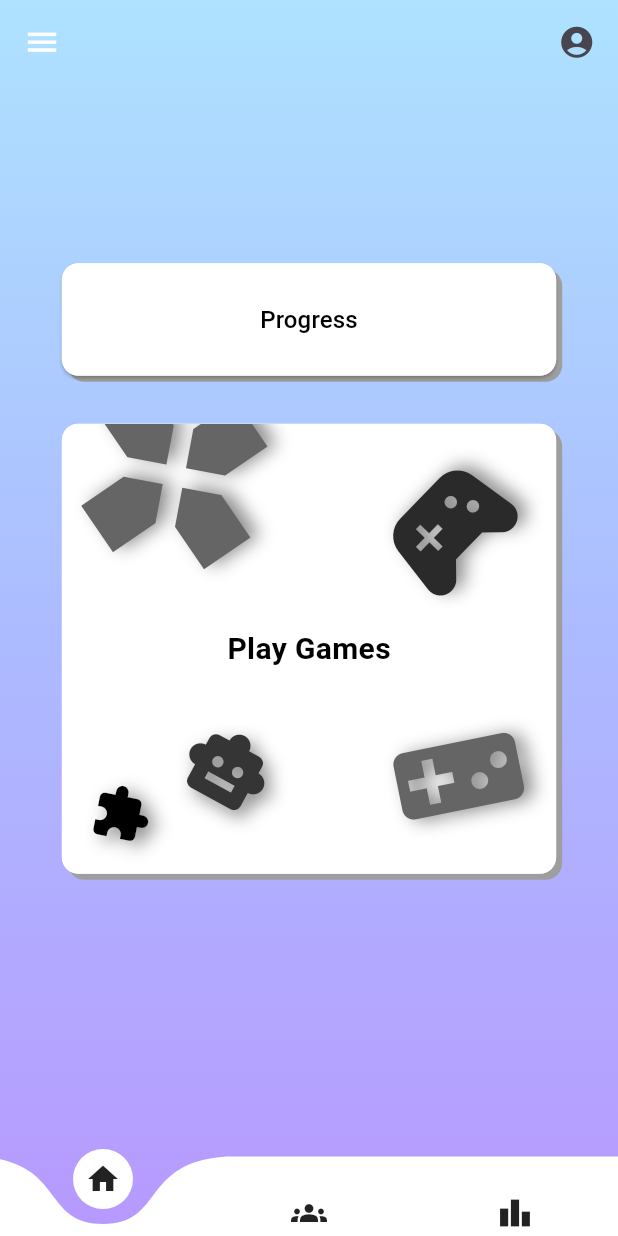
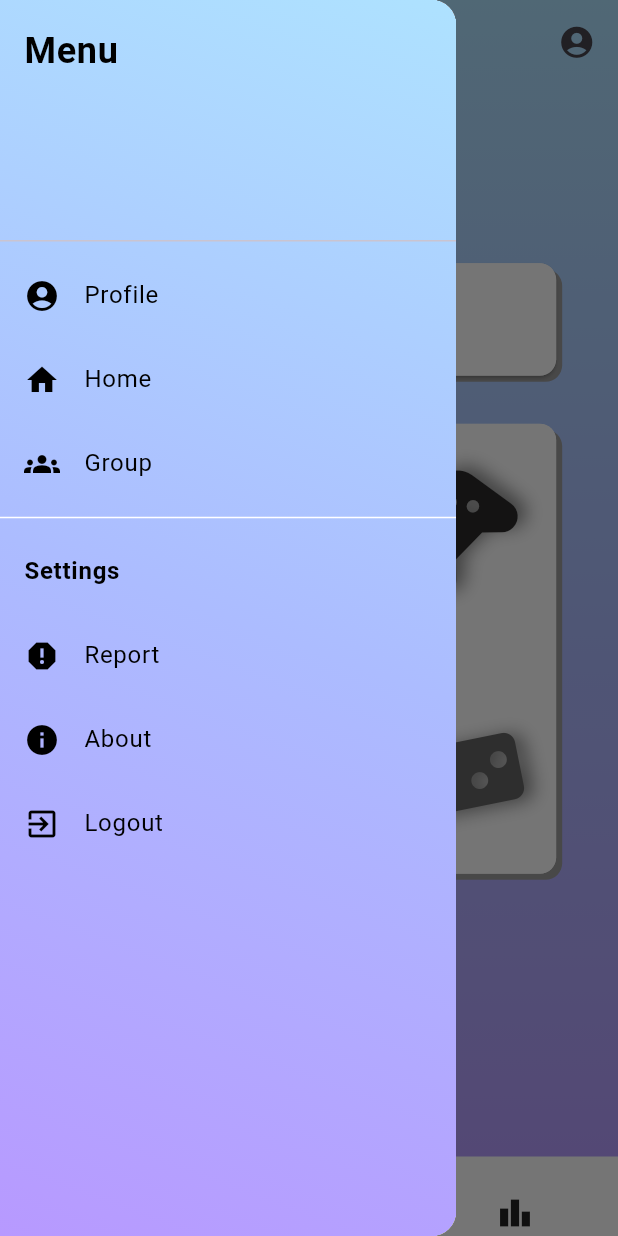
Before and after one commit to peri-Bot/Mobile-App-for-Multi-Modal-Behavioral-Data-Collection-BahriApp, a Flutter app: the BaseScreen screen opened directly, with the side drawer open (before the commit the screen has no drawer), on a phone screen of 412 x 824 dp. Run offline on Flutter 3.47's test engine with Material 3 defaults, Android fonts, the phone set to English and light mode, and no system bars; drawn by our look-alikes of curved_navigation_bar; our stand-ins replace animated_toggle_switch, cloud_firestore, connectivity_plus, firebase_auth, firebase_core, flutter_dotenv and 7 more; missing offline and left inert: dart:ffi, flutter_sensors, mailto; accounts and stored records are empty; Roboto replaces fonts that are missing (assets/fonts/Poppins.ttf).

Commit message:
Menu Button complete version

```diff
--- a/lib/screens/base_screen.dart
+++ b/lib/screens/base_screen.dart
@@ -1,10 +1,11 @@
-import 'package:bahri_app/screens/TeamPages/CreateTeam.dart';
-import 'package:bahri_app/screens/TeamPages/MainTeamScreen.dart';
-import 'package:bahri_app/screens/profile_screen.dart';
+
 import 'package:curved_navigation_bar/curved_navigation_bar.dart';
 import 'package:flutter/material.dart';
-import 'package:bahri_app/screens/TeamPages/NoTeamPage.dart';
-import 'package:bahri_app/screens/home_screen.dart';
+
+import 'TeamPages/NoTeamPage.dart';
+import 'home_screen.dart';
+import 'menu_screen.dart';
+import 'profile_screen.dart';
 
 class BaseScreen extends StatefulWidget {
   const BaseScreen({super.key});
@@ -15,23 +16,22 @@ class BaseScreen extends StatefulWidget {
 
 class _BaseScreenState extends State<BaseScreen> {
   int _selectedIndex = 0;
+
   final List<Widget> _screens = [
     const HomeScreen(),
-    // Add other screens here, e.g. SecondScreen(), ThirdScreen(), etc.
-    const InitialScreen(), // Placeholder for Groups Screen
+    const InitialScreen(),
     const Center(
-        child:
-            Text('Leaderboard Screen')), // Placeholder for Leaderboard Screen
-    // Placeholder for Pending Actions Screen
+        child: Text('Leaderboard Screen')), // Placeholder for Leaderboard Screen
   ];
+
   @override
   Widget build(BuildContext context) {
     return Scaffold(
       extendBody: true,
       extendBodyBehindAppBar: true,
+      drawer: MenuDrawer(), // Add this line
       body: Stack(
         children: [
-          // Gradient background
           Container(
             decoration: const BoxDecoration(
               gradient: LinearGradient(
@@ -45,7 +45,6 @@ class _BaseScreenState extends State<BaseScreen> {
               ),
             ),
           ),
-          // Content goes here
           SafeArea(
             child: _screens[_selectedIndex],
           ),
@@ -54,10 +53,15 @@ class _BaseScreenState extends State<BaseScreen> {
       appBar: AppBar(
         backgroundColor: Colors.transparent,
         elevation: 0,
-        leading: const Icon(
-          Icons.menu,
-          color: Colors.white,
-          size: 25,
+        leading: Builder(
+          builder: (context) => IconButton(
+            icon: const Icon(
+              Icons.menu,
+              color: Colors.white,
+              size: 25,
+            ),
+            onPressed: () => Scaffold.of(context).openDrawer(),
+          ),
         ),
         actions: [
           Padding(
@@ -79,10 +83,7 @@ class _BaseScreenState extends State<BaseScreen> {
       ),
       bottomNavigationBar: CurvedNavigationBar(
         height: 53,
-        backgroundColor:
-            Colors.transparent, // Make navigation bar background transparent
-        //color: Colors.transparent,
-        //animationCurve: Curves.ease,
+        backgroundColor: Colors.transparent,
         animationDuration: const Duration(milliseconds: 150),
         items: const [
           Icon(Icons.home),
@@ -98,4 +99,3 @@ class _BaseScreenState extends State<BaseScreen> {
     );
   }
 }
-//backgroundColor: const Color.fromRGBO(172, 185, 255, 1),
--- /dev/null
+++ b/lib/screens/menu_screen.dart
@@ -0,0 +1,128 @@
+import 'package:bahri_app/screens/TeamPages/CreateTeam.dart';
+import 'package:bahri_app/screens/TeamPages/Jointeam.dart';
+import 'package:bahri_app/screens/TeamPages/MainTeamScreen.dart';
+import 'package:bahri_app/screens/TeamPages/NoTeamPage.dart';
+import 'package:bahri_app/screens/about_screen.dart';
+import 'package:bahri_app/screens/base_screen.dart';
+import 'package:bahri_app/screens/home_screen.dart';
+import 'package:bahri_app/screens/profile_screen.dart';
+import 'package:bahri_app/screens/welcome_screen.dart';
+import 'package:flutter/material.dart';
+import 'package:bahri_app/screens/report_screen.dart';
+
+import '../services/UserServices.dart'; // Import the ReportScreen
+
+class MenuDrawer extends StatelessWidget {
+  @override
+  Widget build(BuildContext context) {
+    return Drawer(
+      child: Container(
+        decoration: const BoxDecoration(
+          gradient: LinearGradient(
+            begin: Alignment.bottomLeft,
+            end: Alignment.topRight,
+            colors: [
+              Color.fromRGBO(183, 153, 255, 1),
+              Color.fromRGBO(172, 188, 255, 1),
+              Color.fromRGBO(174, 226, 255, 1),
+            ],
+          ),
+        ),
+        child: ListView(
+          padding: EdgeInsets.zero,
+          children: <Widget>[
+            DrawerHeader(
+              decoration: BoxDecoration(
+                color: Colors.transparent,
+              ),
+              child: Text(
+                'Menu',
+                style: TextStyle(
+                  color: Colors.black,
+                  fontSize: 24,
+                  fontWeight: FontWeight.bold
+                ),
+              ),
+            ),
+            ListTile(
+              leading: Icon(Icons.account_circle, color: Colors.black),
+              title: Text('Profile', style: TextStyle(color: Colors.black)),
+              onTap: () {
+                Navigator.push(context, MaterialPageRoute(builder: (context)=>
+                ProfilePage()
+                ));
+              },
+            ),
+            ListTile(
+              leading: Icon(Icons.home, color: Colors.black),
+              title: Text('Home', style: TextStyle(color: Colors.black)),
+              onTap: () {
+                Navigator.push(context, MaterialPageRoute(builder: (context)=>
+                    BaseScreen()
+                ));
+              },
+            ),
+            ListTile(
+              leading: Icon(Icons.groups, color: Colors.black),
+              title: Text('Group', style: TextStyle(color: Colors.black)),
+              onTap: () {
+                Navigator.push(context, MaterialPageRoute(builder: (context)=>
+                    InitialScreen()
+                ));
+              },
+            ),
+           /* ListTile(
+              leading: Icon(Icons.leaderboard, color: Colors.black),
+              title: Text('Leaderboard', style: TextStyle(color: Colors.black)),
+              onTap: () {
+                Navigator.push(context, MaterialPageRoute(builder: (context)=>
+                    ProfilePage()
+                ));
+              },
+            ),*/
+            Divider(color: Colors.white), // Add a divider for the settings section
+            ListTile(
+              title: Text(
+                'Settings',
+                style: TextStyle(color: Colors.black, fontWeight: FontWeight.bold),
+              ),
+            ),
+            ListTile(
+              leading: Icon(Icons.report, color: Colors.black),
+              title: Text('Report', style: TextStyle(color: Colors.black)),
+              onTap: () {
+                Navigator.push(
+                  context,
+                  MaterialPageRoute(builder: (context) => ReportPage()),
+                );
+              },
+            ),
+            ListTile(
+              leading: Icon(Icons.info, color: Colors.black),
+              title: Text('About', style: TextStyle(color: Colors.black)),
+              onTap: () {
+                Navigator.push(context, MaterialPageRoute(builder: (context)=>
+                    AboutScreen()
+                ));
+              },
+            ),
+            ListTile(
+              leading: Icon(Icons.exit_to_app, color: Colors.black),
+              title: Text('Logout', style: TextStyle(color: Colors.black)),
+              onTap: () {
+                UserServices userServices = UserServices();
+                userServices.logout();
+                Navigator.pushAndRemoveUntil(
+                  context,
+                  MaterialPageRoute(
+                      builder: (context) => const WelcomeScreen()),
+                      (Route<dynamic> route) => false, // Remove all routes
+                );
+              },
+            ),
+          ],
+        ),
+      ),
+    );
+  }
+}
--- a/pubspec.yaml
+++ b/pubspec.yaml
@@ -57,6 +57,8 @@ dependencies:
   animated_toggle_switch: ^0.8.3
 
   flutter_sensors:
+  url_launcher:
+  mailto:
 
 
 dev_dependencies:
```
Also changed, not shown: lib/screens/about_screen.dart (added, +83 -0 lines), lib/screens/report_screen.dart (added, +198 -0 lines).
